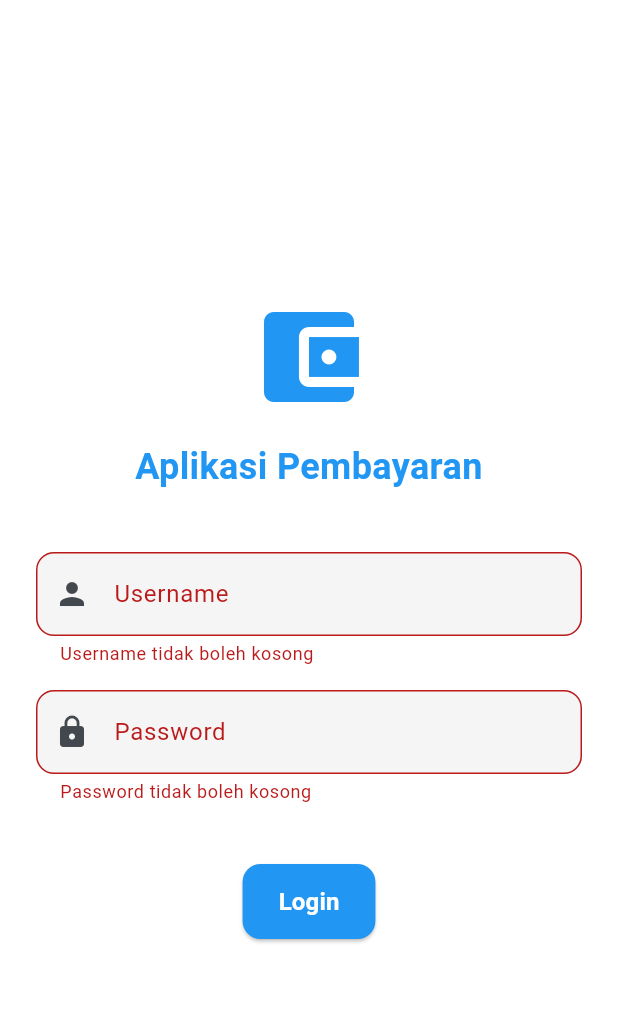
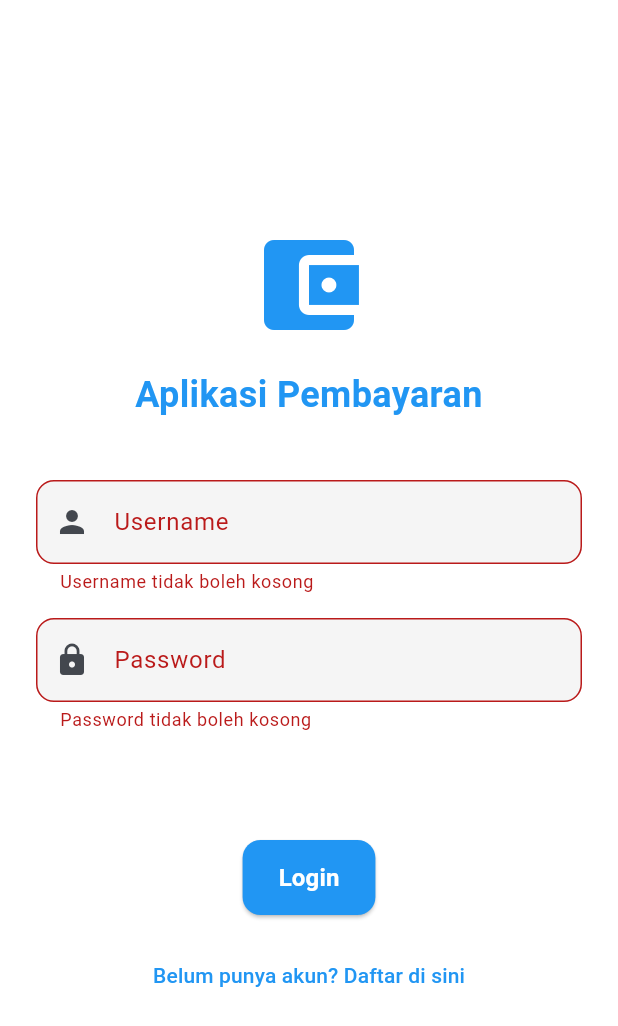
Before and after one commit to Lmunif/pembayaran_app, a Flutter app: the screen it shows after launch, after a tap on "Login", on a phone screen of 412 x 824 dp. Shown: the top 1026 px of the screen. Run offline on Flutter 3.47's test engine with Material 3 defaults, Android fonts, the phone set to English and light mode, and no system bars.

Commit message:
Registrasi

```diff
--- a/pembayaran_app/lib/main.dart
+++ b/pembayaran_app/lib/main.dart
@@ -36,6 +36,7 @@ class MyApp extends StatelessWidget {
       routes: {
         '/login': (context) => const LoginScreen(),
         '/home': (context) => const MainScreen(),
+
       },
     );
   }
--- a/pembayaran_app/lib/screens/login_screen.dart
+++ b/pembayaran_app/lib/screens/login_screen.dart
@@ -1,5 +1,6 @@
 import 'package:flutter/material.dart';
-import '../services/auth_service.dart';
+import 'package:provider/provider.dart';
+import '../providers/auth_provider.dart';
 
 class LoginScreen extends StatefulWidget {
   const LoginScreen({Key? key}) : super(key: key);
@@ -12,15 +13,18 @@ class _LoginScreenState extends State<LoginScreen> {
   final _formKey = GlobalKey<FormState>();
   final _usernameController = TextEditingController();
   final _passwordController = TextEditingController();
-  final AuthService _authService = AuthService();
-
+  final _emailController = TextEditingController();
+  final _confirmPasswordController = TextEditingController();
   bool _isLoading = false;
   String _errorMessage = '';
+  bool _isRegisterMode = false;
 
   @override
   void dispose() {
     _usernameController.dispose();
     _passwordController.dispose();
+    _emailController.dispose();
+    _confirmPasswordController.dispose();
     super.dispose();
   }
 
@@ -31,8 +35,10 @@ class _LoginScreenState extends State<LoginScreen> {
         _errorMessage = '';
       });
 
+      final authProvider = Provider.of<AuthProvider>(context, listen: false);
+
       try {
-        final response = await _authService.login(
+        final success = await authProvider.login(
           _usernameController.text,
           _passwordController.text,
         );
@@ -41,7 +47,7 @@ class _LoginScreenState extends State<LoginScreen> {
           _isLoading = false;
         });
 
-        if (response.success) {
+        if (success) {
           // Login berhasil, navigasi ke halaman utama
           ScaffoldMessenger.of(context).showSnackBar(
             const SnackBar(content: Text('Login berhasil!')),
@@ -50,11 +56,57 @@ class _LoginScreenState extends State<LoginScreen> {
           // Navigasi ke halaman utama
           Navigator.pushReplacementNamed(context, '/home');
         } else {
-          // Login gagal, tampilkan pesan error
+          // Login gagal, tampilkan pesan error dari provider
           setState(() {
-            _errorMessage = response.message ?? 'Login gagal';
+            _errorMessage = authProvider.errorMessage ?? 'Login gagal';
           });
         }
+      } catch (e) {
+        setState(() {
+          _isLoading = false;
+          _errorMessage = 'Terjadi kesalahan: ${e.toString()}';
+        });
+      }
+    }
+  }
+
+  Future<void> _register() async {
+    if (_formKey.currentState!.validate()) {
+      // Validasi password konfirmasi
+      if (_passwordController.text != _confirmPasswordController.text) {
+        setState(() {
+          _errorMessage = 'Password dan konfirmasi password tidak cocok';
+        });
+        return;
+      }
+
+      setState(() {
+        _isLoading = true;
+        _errorMessage = '';
+      });
+
+      try {
+        // Simulasi registrasi (Anda bisa menambahkan endpoint registrasi di AuthService)
+        await Future.delayed(const Duration(seconds: 2)); // Simulasi delay
+
+        setState(() {
+          _isLoading = false;
+        });
+
+        // Tampilkan pesan sukses
+        ScaffoldMessenger.of(context).showSnackBar(
+          const SnackBar(content: Text('Registrasi berhasil! Silakan login.')),
+        );
+
+        // Kembali ke mode login
+        setState(() {
+          _isRegisterMode = false;
+          // Kosongkan form
+          _usernameController.clear();
+          _passwordController.clear();
+          _emailController.clear();
+          _confirmPasswordController.clear();
+        });
       } catch (e) {
         setState(() {
           _isLoading = false;
@@ -83,15 +135,26 @@ class _LoginScreenState extends State<LoginScreen> {
                   color: Colors.blue,
                 ),
                 const SizedBox(height: 16),
-                const Text(
-                  'Aplikasi Pembayaran',
+                Text(
+                  _isRegisterMode ? 'Daftar Akun Baru' : 'Aplikasi Pembayaran',
                   textAlign: TextAlign.center,
-                  style: TextStyle(
+                  style: const TextStyle(
                     fontSize: 24,
                     fontWeight: FontWeight.bold,
                     color: Colors.blue,
                   ),
                 ),
+                if (_isRegisterMode) ...[
+                  const SizedBox(height: 8),
+                  const Text(
+                    'Silakan isi data untuk mendaftar',
+                    textAlign: TextAlign.center,
+                    style: TextStyle(
+                      fontSize: 14,
+                      color: Colors.grey,
+                    ),
+                  ),
+                ],
                 const SizedBox(height: 40),
 
                 // Form login
@@ -140,6 +203,61 @@ class _LoginScreenState extends State<LoginScreen> {
                           return null;
                         },
                       ),
+                      const SizedBox(height: 16),
+
+                      // Email field (hanya tampil saat registrasi)
+                      if (_isRegisterMode)
+                        TextFormField(
+                          controller: _emailController,
+                          keyboardType: TextInputType.emailAddress,
+                          decoration: InputDecoration(
+                            labelText: 'Email',
+                            prefixIcon: const Icon(Icons.email),
+                            border: OutlineInputBorder(
+                              borderRadius: BorderRadius.circular(12),
+                            ),
+                            filled: true,
+                            fillColor: Colors.grey[100],
+                          ),
+                          validator: (value) {
+                            if (_isRegisterMode) {
+                              if (value == null || value.isEmpty) {
+                                return 'Email tidak boleh kosong';
+                              }
+                              if (!value.contains('@')) {
+                                return 'Format email tidak valid';
+                              }
+                            }
+                            return null;
+                          },
+                        ),
+
+                      const SizedBox(height: 16),
+
+                      // Confirm Password field (hanya tampil saat registrasi)
+                      if (_isRegisterMode)
+                        TextFormField(
+                          controller: _confirmPasswordController,
+                          obscureText: true,
+                          decoration: InputDecoration(
+                            labelText: 'Konfirmasi Password',
+                            prefixIcon: const Icon(Icons.lock_outline),
+                            border: OutlineInputBorder(
+                              borderRadius: BorderRadius.circular(12),
+                            ),
+                            filled: true,
+                            fillColor: Colors.grey[100],
+                          ),
+                          validator: (value) {
+                            if (_isRegisterMode) {
+                              if (value == null || value.isEmpty) {
+                                return 'Konfirmasi password tidak boleh kosong';
+                              }
+                            }
+                            return null;
+                          },
+                        ),
+
                       const SizedBox(height: 24),
 
                       // Error message
@@ -158,11 +276,11 @@ class _LoginScreenState extends State<LoginScreen> {
                         ),
                       const SizedBox(height: 16),
 
-                      // Login button
+                      // Login/Register button
                       SizedBox(
                         height: 50,
                         child: ElevatedButton(
-                          onPressed: _isLoading ? null : _login,
+                          onPressed: _isLoading ? null : (_isRegisterMode ? _register : _login),
                           style: ElevatedButton.styleFrom(
                             backgroundColor: Colors.blue,
                             shape: RoundedRectangleBorder(
@@ -171,14 +289,40 @@ class _LoginScreenState extends State<LoginScreen> {
                           ),
                           child: _isLoading
                               ? const CircularProgressIndicator(color: Colors.white)
-                              : const Text(
-                                  'Login',
-                                  style: TextStyle(
+                              : Text(
+                                  _isRegisterMode ? 'Daftar' : 'Login',
+                                  style: const TextStyle(
                                     fontSize: 16,
                                     fontWeight: FontWeight.bold,
                                     color: Colors.white,
                                   ),
                                 ),
+                        ),
+                      ),
+
+                      const SizedBox(height: 16),
+
+                      // Switch mode button
+                      TextButton(
+                        onPressed: () {
+                          setState(() {
+                            _isRegisterMode = !_isRegisterMode;
+                            _errorMessage = '';
+                            // Kosongkan form saat switch mode
+                            if (!_isRegisterMode) {
+                              _emailController.clear();
+                              _confirmPasswordController.clear();
+                            }
+                          });
+                        },
+                        child: Text(
+                          _isRegisterMode
+                              ? 'Sudah punya akun? Login di sini'
+                              : 'Belum punya akun? Daftar di sini',
+                          style: const TextStyle(
+                            color: Colors.blue,
+                            fontWeight: FontWeight.w500,
+                          ),
                         ),
                       ),
                     ],
```
Also changed, not shown: pembayaran_app/pubspec.lock.
